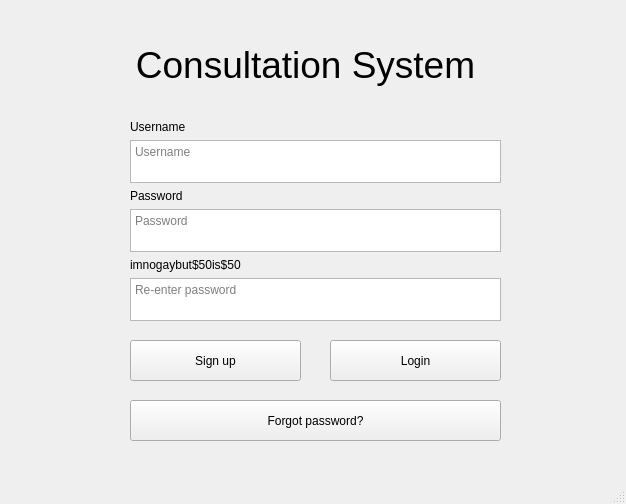
First picture: the form in interfaces/PyQt5DesignerUI.ui, repository MemExplorer/Consultation-Scheduling-System, before the edit.
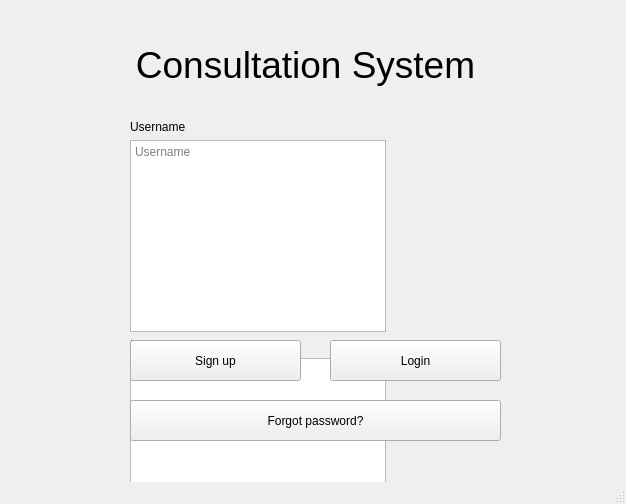
Second picture: the form after the edit.

Commit message: added views folder

Patch:
```diff
--- a/interfaces/PyQt5DesignerUI.ui
+++ b/interfaces/PyQt5DesignerUI.ui
@@ -34,7 +34,7 @@
     </property>
     <layout class="QVBoxLayout" name="verticalLayout">
      <property name="sizeConstraint">
-      <enum>QLayout::SetMaximumSize</enum>
+      <enum>QLayout::SetFixedSize</enum>
      </property>
      <item>
       <widget class="QLabel" name="username">
```
